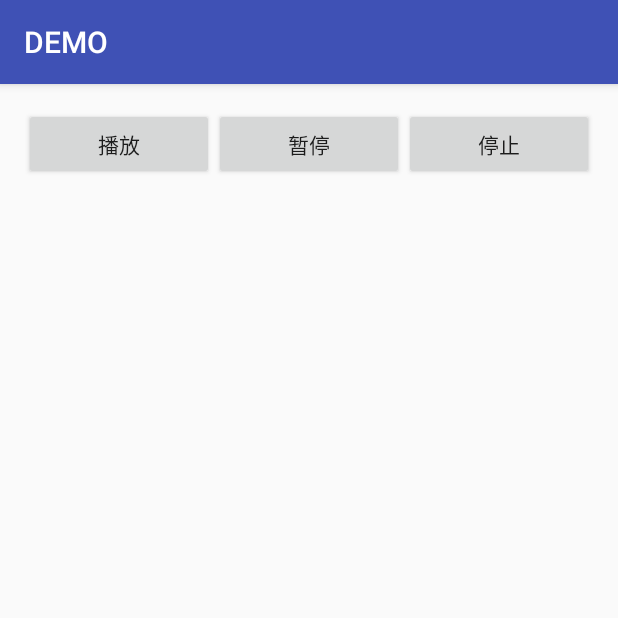
After one commit to maohhgg/AndroidStudioProjects, an Android app: the MusicActivity screen opened directly, with no data from a screen before it, on a phone screen of 412 x 824 dp, the top half of it. The commit adds this screen. Run offline under Robolectric (Android 15) with nearby library versions, the phone set to English and light mode, and no system bars.

Commit message:
音乐模块

```diff
--- a/SMS/app/src/main/AndroidManifest.xml
+++ b/SMS/app/src/main/AndroidManifest.xml
@@ -25,6 +25,7 @@
                 <category android:name="android.intent.category.LAUNCHER" />
             </intent-filter>
         </activity>
+        <activity android:name=".MusicActivity"></activity>
     </application>
 
 </manifest>
--- /dev/null
+++ b/SMS/app/src/main/java/com/example/mao/sms/MusicActivity.java
@@ -0,0 +1,43 @@
+package com.example.mao.sms;
+
+import android.media.MediaPlayer;
+import android.os.Environment;
+import android.support.v7.app.AppCompatActivity;
+import android.os.Bundle;
+import android.view.View;
+
+import java.io.File;
+import java.io.IOException;
+
+public class MusicActivity extends AppCompatActivity implements View.OnClickListener {
+    private MediaPlayer mediaPlayer = new MediaPlayer();
+
+    @Override
+    protected void onCreate(Bundle savedInstanceState) {
+        super.onCreate(savedInstanceState);
+        setContentView(R.layout.activity_music);
+
+        findViewById(R.id.start).setOnClickListener(this);
+        findViewById(R.id.stop).setOnClickListener(this);
+        findViewById(R.id.pause).setOnClickListener(this);
+
+    }
+
+    public void initMediaPlay(){
+        File file = new File(Environment.getExternalStorageDirectory(),"music.mp3");
+        try {
+            mediaPlayer.setDataSource(file.getPath());
+            mediaPlayer.prepare();
+        } catch (IOException e) {
+            e.printStackTrace();
+        }
+    }
+    @Override
+    public void onClick(View view) {
+        switch (view.getId()){
+            case R.id.start:
+
+                break;
+        }
+    }
+}
--- /dev/null
+++ b/SMS/app/src/main/res/layout/activity_music.xml
@@ -0,0 +1,36 @@
+<?xml version="1.0" encoding="utf-8"?>
+<LinearLayout xmlns:android="http://schemas.android.com/apk/res/android"
+    xmlns:tools="http://schemas.android.com/tools"
+    android:layout_width="match_parent"
+    android:layout_height="match_parent"
+    android:paddingBottom="@dimen/activity_vertical_margin"
+    android:paddingLeft="@dimen/activity_horizontal_margin"
+    android:paddingRight="@dimen/activity_horizontal_margin"
+    android:paddingTop="@dimen/activity_vertical_margin"
+    android:orientation="vertical"
+    tools:context="com.example.mao.sms.MusicActivity">
+    <LinearLayout
+        android:orientation="horizontal"
+        android:layout_width="match_parent"
+        android:layout_height="wrap_content">
+        <Button
+            android:text="@string/start"
+            android:id="@+id/start"
+            android:layout_width="0dp"
+            android:layout_height="wrap_content"
+            android:layout_weight="1"/>
+        <Button
+            android:text="@string/pause"
+            android:id="@+id/pause"
+            android:layout_width="0dp"
+            android:layout_height="wrap_content"
+            android:layout_weight="1"/>
+        <Button
+            android:text="@string/stop"
+            android:id="@+id/stop"
+            android:layout_width="0dp"
+            android:layout_height="wrap_content"
+            android:layout_weight="1"/>
+    </LinearLayout>
+
+</LinearLayout>
--- a/SMS/app/src/main/res/menu/menu_main.xml
+++ b/SMS/app/src/main/res/menu/menu_main.xml
@@ -7,4 +7,9 @@
         android:orderInCategory="100"
         android:title="@string/action_settings"
         app:showAsAction="never" />
+    <item
+        android:id="@+id/action_music"
+        android:orderInCategory="100"
+        android:title="@string/action_music"
+        app:showAsAction="never" />
 </menu>
--- a/SMS/app/src/main/res/values/strings.xml
+++ b/SMS/app/src/main/res/values/strings.xml
@@ -1,4 +1,8 @@
 <resources>
     <string name="app_name">DEMO</string>
     <string name="action_settings">选取照片</string>
+    <string name="action_music">播放音乐</string>
+    <string name="pause">暂停</string>
+    <string name="start">播放</string>
+    <string name="stop">停止</string>
 </resources>
```
Also changed, not shown: SMS/app/src/main/java/com/example/mao/sms/MainActivity.java (+6 -3 lines).
